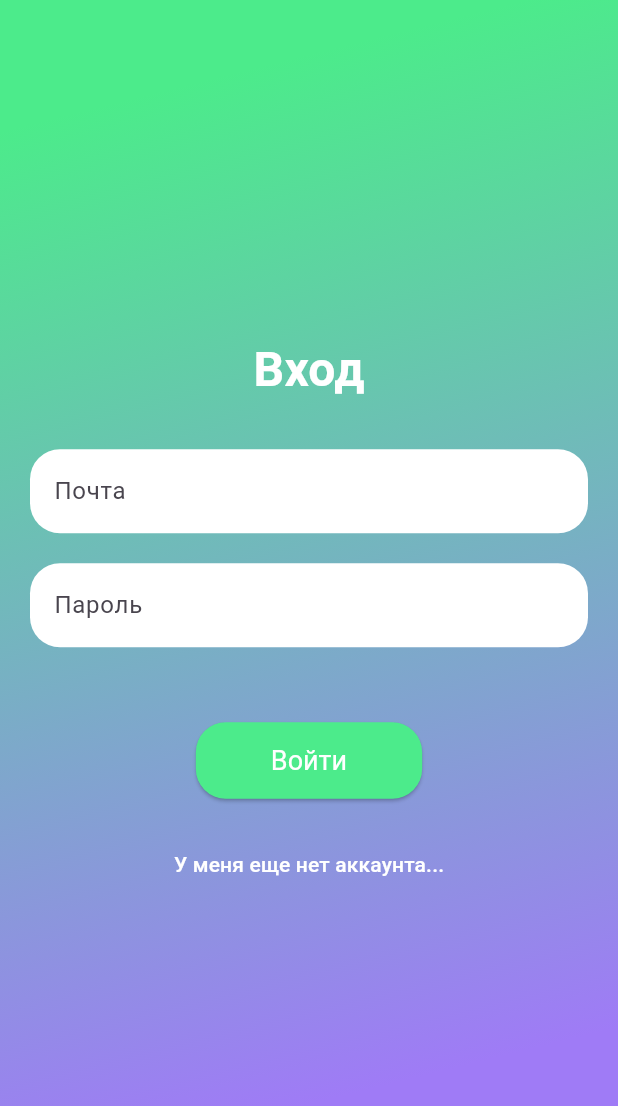
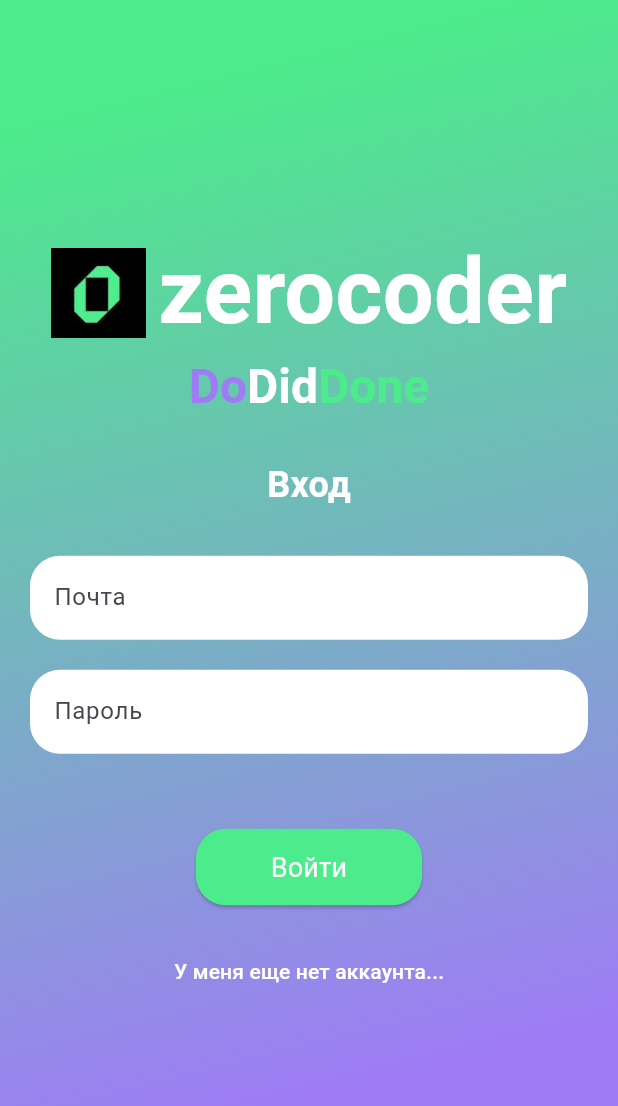
Before and after one commit to alex1261bat/zc_dodiddone, a Flutter app: the screen it shows after launch, on a phone screen of 412 x 824 dp. Shown: the top 1106 px of the screen. Run offline on Flutter 3.47's test engine with Material 3 defaults, Android fonts, the phone set to English and light mode, and no system bars.

Commit message:
login page logo

```diff
--- a/lib/pages/login_page.dart
+++ b/lib/pages/login_page.dart
@@ -36,16 +36,62 @@ class _LoginPageState extends State<LoginPage> {
           child: Column(
             mainAxisAlignment: MainAxisAlignment.center,
             children: [
+              // Название приложения
+              Row(
+                mainAxisAlignment: MainAxisAlignment.center,
+                children: [
+                  Image.asset(
+                    'assets/zc_logo.png', // Замените на правильный путь к файлу
+                    height: 60, // Устанавливаем высоту изображения
+                  ),
+                  const SizedBox(width: 8),
+                  // Добавляем текст "zerocoder"
+                  Text(
+                    'zerocoder',
+                    style: TextStyle(
+                      fontSize: 60,
+                      fontWeight: FontWeight.bold,
+                      color: Colors.white, // Белый цвет текста
+                    ),
+                  ),
+                ],
+              ),
+              RichText(
+                text: TextSpan(
+                  style: const TextStyle(
+                    fontSize: 32,
+                    fontWeight: FontWeight.bold,
+                  ),
+                  children: [
+                    TextSpan(
+                      text: 'Do',
+                      style: TextStyle(
+                        color: DoDidDoneTheme.lightTheme.colorScheme.primary,
+                      ),
+                    ),
+                    TextSpan(
+                      text: 'Did',
+                      style: const TextStyle(color: Colors.white),
+                    ),
+                    TextSpan(
+                      text: 'Done',
+                      style: TextStyle(
+                        color: DoDidDoneTheme.lightTheme.colorScheme.secondary,
+                      ),
+                    ),
+                  ],
+                ),
+              ),
+              const SizedBox(height: 30),
               // ... (остальной код страницы)
               Text(
                 isLogin ? 'Вход' : 'Регистрация',
                 style: const TextStyle(
-                  fontSize: 32,
+                  fontSize: 24,
                   fontWeight: FontWeight.bold,
                   color: Colors.white,
                 ),
               ),
-
               const SizedBox(height: 30),
               // Поле логина/почты
               TextField(
--- a/lib/screens/profile_page.dart
+++ b/lib/screens/profile_page.dart
@@ -23,6 +23,7 @@ class _ProfilePageState extends State<ProfilePage> {
             backgroundImage: AssetImage(
                 'assets/profile.png'), // Замените на реальный путь к аватару
           ),
+
           const SizedBox(height: 20),
           // Почта
           Text(
```
Also changed, not shown: assets/zc_logo.png (added).
